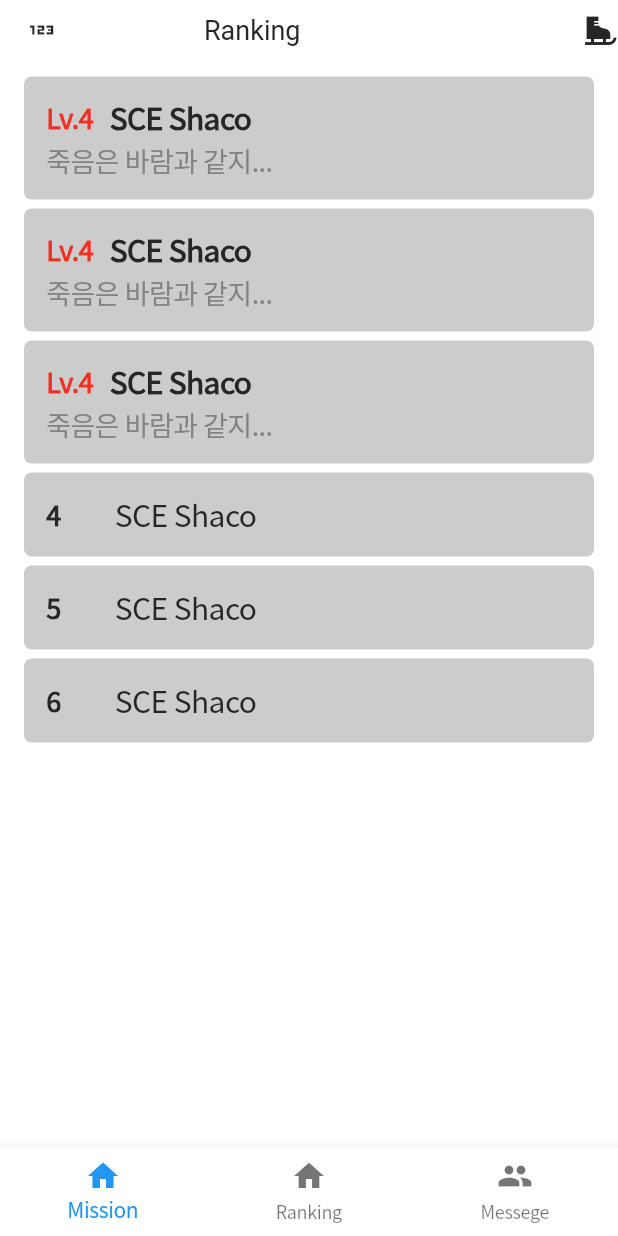
After one commit to inha-cse-hackathon/flutter, a Flutter app: the Ranking screen opened directly, on a phone screen of 412 x 824 dp. The commit adds this screen. Run offline on Flutter 3.47's test engine with Material 2 defaults, Android fonts, the phone set to English and light mode, and no system bars; our stand-ins replace dio, file_picker, fluttertoast, image_picker, shared_preferences; missing offline and left inert: xtyle; accounts and stored records are empty.

```diff
--- /dev/null
+++ b/lib/layout/ranking.dart
@@ -0,0 +1,309 @@
+import 'package:flutter/material.dart';
+
+class Ranking extends StatelessWidget {
+  const Ranking({Key? key}) : super(key: key);
+
+
+  @override
+  Widget build(BuildContext context) {
+    return Scaffold(
+      resizeToAvoidBottomInset: false,
+      appBar: AppBar(
+        toolbarHeight: 40.0,
+        title: const Text('Ranking'),
+        // leadingWidth: 10,
+        titleSpacing: 80,
+        // leading: Container(color: Colors.blue,),
+        leading: IconButton(
+          icon: const Icon(Icons.onetwothree_sharp),
+          onPressed: () {
+            Navigator.pop(context);
+            // 뒤로가기 버튼 누르면 이동하는 곳
+          },
+        ),
+        actions: [
+          Icon(Icons.ice_skating)
+        ],
+      ),
+      body: SingleChildScrollView(
+        child: Padding(
+          padding: const EdgeInsets.fromLTRB(16, 11, 16, 0),
+          child: Column(
+            children: [
+              Container(
+                width: 400,
+                height: 82,
+                decoration: BoxDecoration(
+                  color: Color(0xffcccccc),
+                  borderRadius: BorderRadius.all(Radius.circular(5)),
+                ),
+                child: Padding(
+                  padding: const EdgeInsets.fromLTRB(15, 0, 15, 0),
+                  child: Column(
+                    mainAxisAlignment: MainAxisAlignment.center,
+                    crossAxisAlignment: CrossAxisAlignment.start,
+                    children: [
+                      Row(
+                        children: [
+                          Text('Lv.4',
+                            style: TextStyle(
+                              fontSize: 18.0,
+                              fontWeight: FontWeight.w700,
+                              letterSpacing: -18.0 * 0.02,
+                              color: Color(0xffF32F22),
+                            ),),
+                          SizedBox(width: 11,),
+                          Text('SCE Shaco',
+                            style: TextStyle(
+                              fontSize: 20.0,
+                              fontWeight: FontWeight.w700,
+                              letterSpacing: -20.0 * 0.02,
+                              color: Color(0xff262626),
+                            ),
+                          ),
+                        ],
+                      ),
+                      Text('죽음은 바람과 같지...',
+                        style: TextStyle(
+                          fontSize: 18.0,
+                          fontWeight: FontWeight.w400,
+                          letterSpacing: -18.0 * 0.02,
+                          color: Color(0xff838383),
+                        ),
+                      ),
+                    ],
+                  ),
+                ),
+              ),
+              SizedBox(height: 6,),
+              Container(
+                width: 400,
+                height: 82,
+                decoration: BoxDecoration(
+                  color: Color(0xffcccccc),
+                  borderRadius: BorderRadius.all(Radius.circular(5)),
+                ),
+                child: Padding(
+                  padding: const EdgeInsets.fromLTRB(15, 0, 15, 0),
+                  child: Column(
+                    mainAxisAlignment: MainAxisAlignment.center,
+                    crossAxisAlignment: CrossAxisAlignment.start,
+                    children: [
+                      Row(
+                        children: [
+                          Text('Lv.4',
+                            style: TextStyle(
+                              fontSize: 18.0,
+                              fontWeight: FontWeight.w700,
+                              letterSpacing: -18.0 * 0.02,
+                              color: Color(0xffF32F22),
+                            ),),
+                          SizedBox(width: 11,),
+                          Text('SCE Shaco',
+                            style: TextStyle(
+                              fontSize: 20.0,
+                              fontWeight: FontWeight.w700,
+                              letterSpacing: -20.0 * 0.02,
+                              color: Color(0xff262626),
+                            ),
+                          ),
+                        ],
+                      ),
+                      Text('죽음은 바람과 같지...',
+                        style: TextStyle(
+                          fontSize: 18.0,
+                          fontWeight: FontWeight.w400,
+                          letterSpacing: -18.0 * 0.02,
+                          color: Color(0xff838383),
+                        ),
+                      ),
+                    ],
+                  ),
+                ),
+              ),
+              SizedBox(height: 6,),
+              Container(
+                width: 400,
+                height: 82,
+                decoration: BoxDecoration(
+                  color: Color(0xffcccccc),
+                  borderRadius: BorderRadius.all(Radius.circular(5)),
+                ),
+                child: Padding(
+                  padding: const EdgeInsets.fromLTRB(15, 0, 15, 0),
+                  child: Column(
+                    mainAxisAlignment: MainAxisAlignment.center,
+                    crossAxisAlignment: CrossAxisAlignment.start,
+                    children: [
+                      Row(
+                        children: [
+                          Text('Lv.4',
+                            style: TextStyle(
+                              fontSize: 18.0,
+                              fontWeight: FontWeight.w700,
+                              letterSpacing: -18.0 * 0.02,
+                              color: Color(0xffF32F22),
+                            ),),
+                          SizedBox(width: 11,),
+                          Text('SCE Shaco',
+                            style: TextStyle(
+                              fontSize: 20.0,
+                              fontWeight: FontWeight.w700,
+                              letterSpacing: -20.0 * 0.02,
+                              color: Color(0xff262626),
+                            ),
+                          ),
+                        ],
+                      ),
+                      Text('죽음은 바람과 같지...',
+                        style: TextStyle(
+                          fontSize: 18.0,
+                          fontWeight: FontWeight.w400,
+                          letterSpacing: -18.0 * 0.02,
+                          color: Color(0xff838383),
+                        ),
+                      ),
+                    ],
+                  ),
+                ),
+              ),
+              SizedBox(height: 6,),
+              Container(
+                width: 400,
+                height: 56,
+                decoration: BoxDecoration(
+                  color: Color(0xffcccccc),
+                  borderRadius: BorderRadius.all(Radius.circular(5)),
+                ),
+                child: Padding(
+                  padding: const EdgeInsets.fromLTRB(15, 0, 15, 0),
+                  child: Column(
+                    mainAxisAlignment: MainAxisAlignment.center,
+                    crossAxisAlignment: CrossAxisAlignment.start,
+                    children: [
+                      Row(
+                        children: [
+                          Text('4',
+                            style: TextStyle(
+                              fontSize: 18.0,
+                              fontWeight: FontWeight.w700,
+                              letterSpacing: -18.0 * 0.02,
+                              color: Color(0xff262626),
+                            ),
+                          ),
+                          SizedBox(width: 36,),
+                          Text('SCE Shaco',
+                            style: TextStyle(
+                              fontSize: 20.0,
+                              fontWeight: FontWeight.w400,
+                              letterSpacing: -20.0 * 0.02,
+                              color: Color(0xff262626),
+                            ),
+                          ),
+                        ],
+                      ),
+                    ],
+                  ),
+                ),
+              ),
+              SizedBox(height: 6,),
+              Container(
+                width: 400,
+                height: 56,
+                decoration: BoxDecoration(
+                  color: Color(0xffcccccc),
+                  borderRadius: BorderRadius.all(Radius.circular(5)),
+                ),
+                child: Padding(
+                  padding: const EdgeInsets.fromLTRB(15, 0, 15, 0),
+                  child: Column(
+                    mainAxisAlignment: MainAxisAlignment.center,
+                    crossAxisAlignment: CrossAxisAlignment.start,
+                    children: [
+                      Row(
+                        children: [
+                          Text('5',
+                            style: TextStyle(
+                              fontSize: 18.0,
+                              fontWeight: FontWeight.w700,
+                              letterSpacing: -18.0 * 0.02,
+                              color: Color(0xff262626),
+                            ),
+                          ),
+                          SizedBox(width: 36,),
+                          Text('SCE Shaco',
+                            style: TextStyle(
+                              fontSize: 20.0,
+                              fontWeight: FontWeight.w400,
+                              letterSpacing: -20.0 * 0.02,
+                              color: Color(0xff262626),
+                            ),
+                          ),
+                        ],
+                      ),
+                    ],
+                  ),
+                ),
+              ),
+              SizedBox(height: 6,),
+              Container(
+                width: 400,
+                height: 56,
+                decoration: BoxDecoration(
+                  color: Color(0xffcccccc),
+                  borderRadius: BorderRadius.all(Radius.circular(5)),
+                ),
+                child: Padding(
+                  padding: const EdgeInsets.fromLTRB(15, 0, 15, 0),
+                  child: Column(
+                    mainAxisAlignment: MainAxisAlignment.center,
+                    crossAxisAlignment: CrossAxisAlignment.start,
+                    children: [
+                      Row(
+                        children: [
+                          Text('6',
+                            style: TextStyle(
+                              fontSize: 18.0,
+                              fontWeight: FontWeight.w700,
+                              letterSpacing: -18.0 * 0.02,
+                              color: Color(0xff262626),
+                            ),
+                          ),
+                          SizedBox(width: 36,),
+                          Text('SCE Shaco',
+                            style: TextStyle(
+                              fontSize: 20.0,
+                              fontWeight: FontWeight.w400,
+                              letterSpacing: -20.0 * 0.02,
+                              color: Color(0xff262626),
+                            ),
+                          ),
+                        ],
+                      ),
+                    ],
+                  ),
+                ),
+              ),
+            ],
+          ),
+        ),
+      ),
+      bottomNavigationBar: BottomNavigationBar(
+        items: const <BottomNavigationBarItem>[
+          BottomNavigationBarItem(
+            icon: Icon(Icons.home),
+            label: 'Mission',
+          ),
+          BottomNavigationBarItem(
+            icon: Icon(Icons.home),
+            label: 'Ranking',
+          ),
+          BottomNavigationBarItem(
+            icon: Icon(Icons.people),
+            label: 'Messege',
+          ),
+        ],
+      ),
+    );
+  }
+}
--- a/lib/layout/run_app.dart
+++ b/lib/layout/run_app.dart
@@ -2,6 +2,7 @@ import 'package:cse_hackathon_2022/layout/image_upload.dart';
 import 'package:cse_hackathon_2022/layout/main_page.dart';
 import 'package:cse_hackathon_2022/layout/onboard.dart';
 import 'package:cse_hackathon_2022/layout/profile.dart';
+import 'package:cse_hackathon_2022/layout/ranking.dart';
 import 'package:cse_hackathon_2022/layout/signup_department.dart';
 import 'package:cse_hackathon_2022/layout/signup_nickname.dart';
 import 'package:cse_hackathon_2022/style/MyStyle.dart';
@@ -44,7 +45,7 @@ class MyApp extends StatelessWidget {
         textTheme: MyTextTheme(),
         // backgroundColor: Colors.white,
       ),
-      home: const Profile(),
+      home: const Ranking(),
     );
   }
 
```
